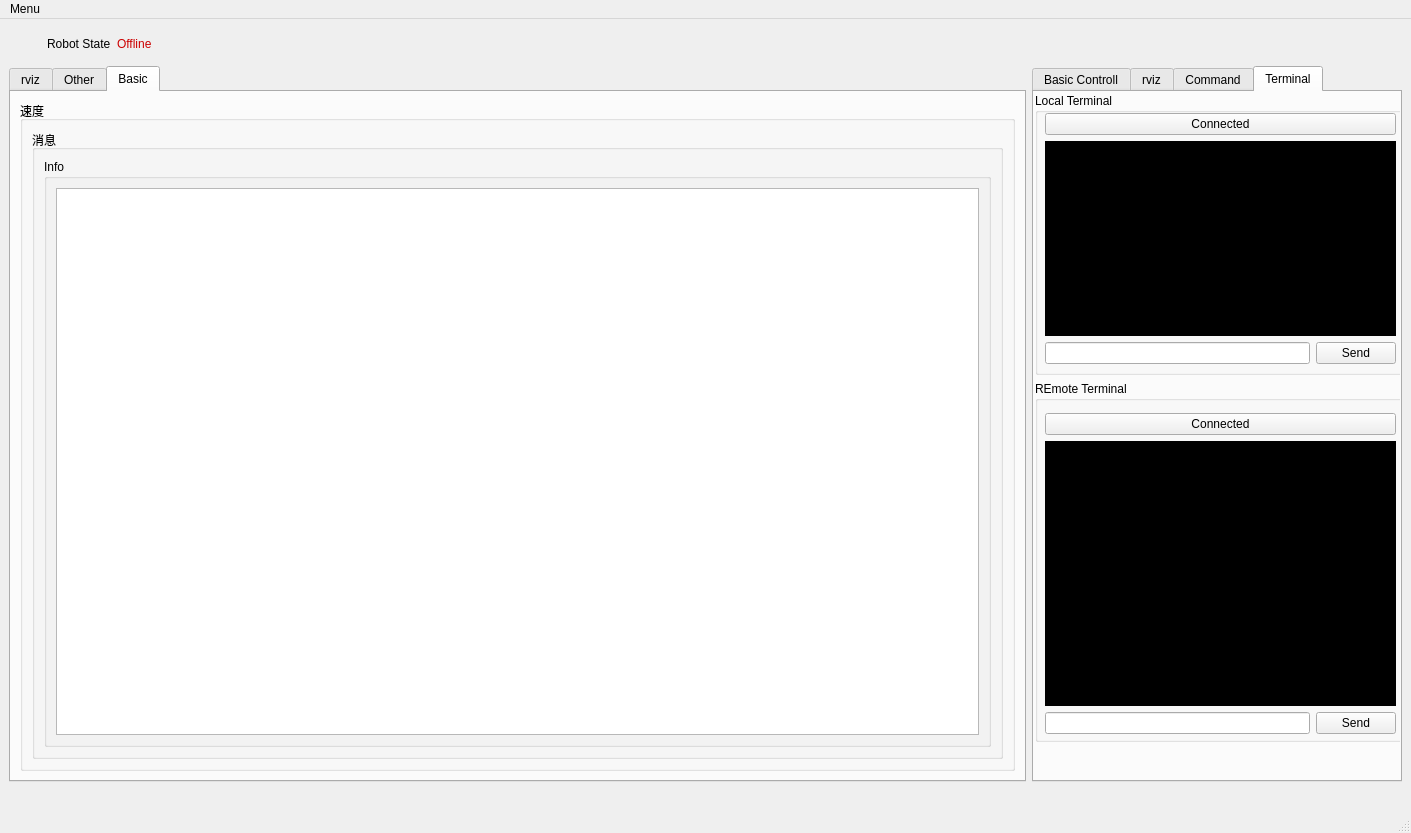
Old version of the form src/Ros_Qt5_Gui_App/ui/main_window.ui in the repository chingchunw/interface_qt.
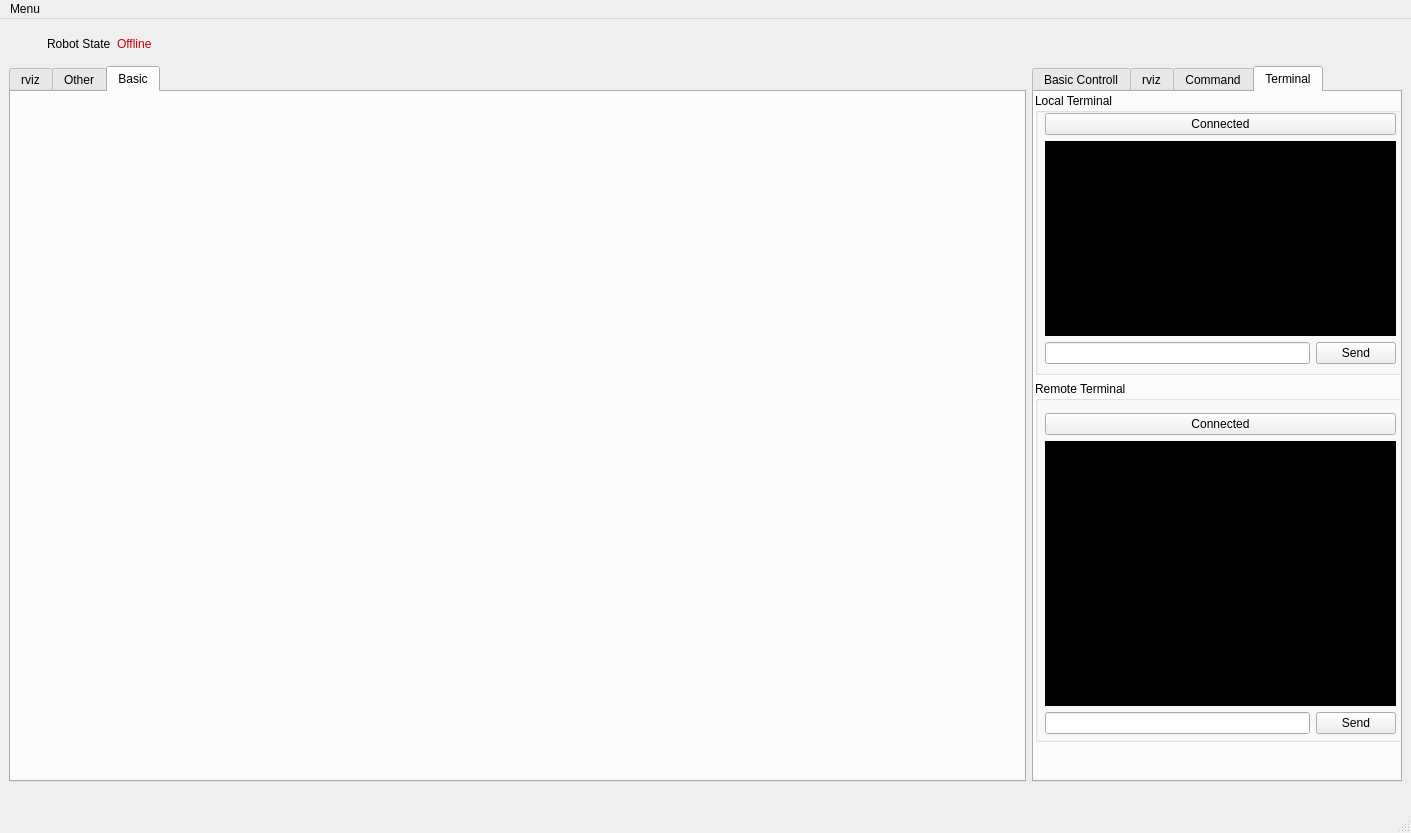
New version of the form. Icons and pictures are not drawn.

Commit message: Delete Page 3

What changed in the file:
```diff
--- a/src/Ros_Qt5_Gui_App/ui/main_window.ui
+++ b/src/Ros_Qt5_Gui_App/ui/main_window.ui
@@ -367,83 +367,7 @@
            <attribute name="title">
             <string>Basic</string>
            </attribute>
-           <layout class="QVBoxLayout" name="verticalLayout_13">
-            <item>
-             <widget class="QGroupBox" name="groupBox_2">
-              <property name="minimumSize">
-               <size>
-                <width>200</width>
-                <height>200</height>
-               </size>
-              </property>
-              <property name="title">
-               <string>速度</string>
-              </property>
-              <layout class="QVBoxLayout" name="verticalLayout_12">
-               <item>
-                <layout class="QVBoxLayout" name="verticalLayout_4">
-                 <item>
-                  <widget class="QGroupBox" name="groupBox_12">
-                   <property name="sizePolicy">
-                    <sizepolicy hsizetype="MinimumExpanding" vsizetype="Preferred">
-                     <horstretch>0</horstretch>
-                     <verstretch>0</verstretch>
-                    </sizepolicy>
-                   </property>
-                   <property name="minimumSize">
-                    <size>
-                     <width>300</width>
-                     <height>0</height>
-                    </size>
-                   </property>
-                   <property name="title">
-                    <string>消息</string>
-                   </property>
-                   <layout class="QHBoxLayout" name="horizontalLayout_14">
-                    <item>
-                     <layout class="QHBoxLayout" name="horizontalLayout_7">
-                      <item>
-                       <widget class="QGroupBox" name="groupBox_4">
-                        <property name="maximumSize">
-                         <size>
-                          <width>16777215</width>
-                          <height>16777215</height>
-                         </size>
-                        </property>
-                        <property name="title">
-                         <string>Info</string>
-                        </property>
-                        <layout class="QGridLayout" name="gridLayout_8">
-                         <item row="0" column="0">
-                          <widget class="QListView" name="view_logging">
-                           <property name="minimumSize">
-                            <size>
-                             <width>300</width>
-                             <height>0</height>
-                            </size>
-                           </property>
-                           <property name="maximumSize">
-                            <size>
-                             <width>12312312</width>
-                             <height>12312312</height>
-                            </size>
-                           </property>
-                          </widget>
-                         </item>
-                        </layout>
-                       </widget>
-                      </item>
-                     </layout>
-                    </item>
-                   </layout>
-                  </widget>
-                 </item>
-                </layout>
-               </item>
-              </layout>
-             </widget>
-            </item>
-           </layout>
+           <layout class="QVBoxLayout" name="verticalLayout_13"/>
           </widget>
          </widget>
         </item>
@@ -882,7 +806,7 @@
              </rect>
             </property>
             <property name="title">
-             <string>REmote Terminal</string>
+             <string>Remote Terminal</string>
             </property>
             <widget class="QWidget" name="layoutWidget_4">
              <property name="geometry">
```
The commit also changes 1 other file.
